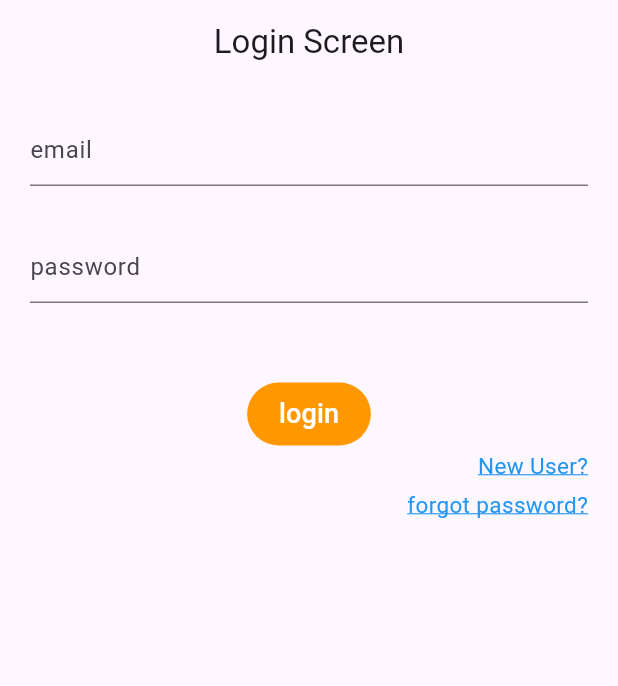
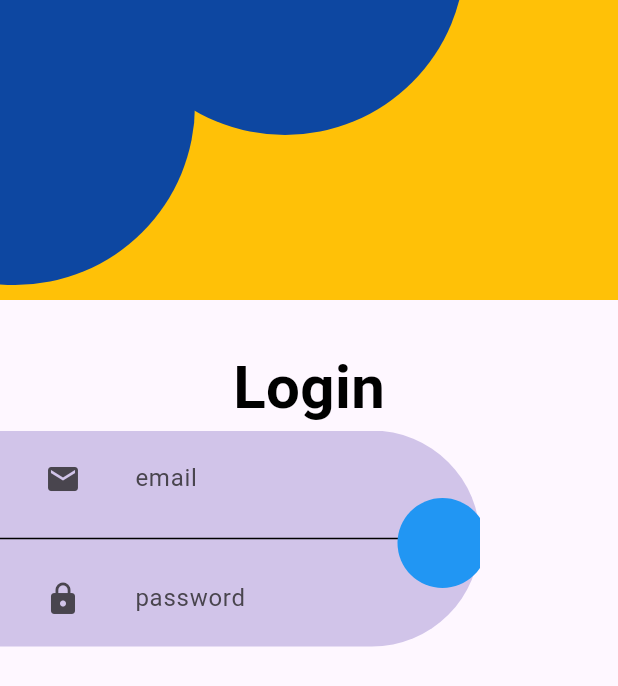
Before and after one commit to vishag002/authentication-demo, a Flutter app: the screen it shows after launch, on a phone screen of 412 x 824 dp. Shown: the top 686 px of the screen. Run offline on Flutter 3.47's test engine with Material 3 defaults, Android fonts, the phone set to English and light mode, and no system bars; our stand-ins replace firebase_auth, firebase_core, get; accounts and stored records are empty.

Commit message:
loginscreen ui

```diff
--- a/lib/view/loginscreen.dart
+++ b/lib/view/loginscreen.dart
@@ -36,91 +36,104 @@ class _LoginScreenState extends State<LoginScreen> {
   @override
   Widget build(BuildContext context) {
     return Scaffold(
-      appBar: AppBar(
+      /* appBar: AppBar(
         title: Text("Login Screen"),
         centerTitle: true,
+      ), */
+      body: Column(
+        crossAxisAlignment: CrossAxisAlignment.start,
+        children: [
+          Container(
+            height: 200,
+            width: double.infinity,
+            color: Colors.amber,
+            child: Stack(
+              children: [
+                Positioned(
+                  left: -110,
+                  top: -50,
+                  child: CircleAvatar(
+                    radius: 120,
+                    backgroundColor: Colors.blue.shade900,
                   ),
-      body: Padding(
-        padding: const EdgeInsets.all(20),
-        child: Column(
-          children: [
-            TextFormField(
-              controller: emailController,
-              decoration: InputDecoration(hintText: "email"),
                 ),
-            SizedBox(height: 30),
-            TextFormField(
-              controller: passController,
-              decoration: InputDecoration(hintText: "password"),
-            ),
-            SizedBox(height: 50),
-            Center(
-              child: TextButton(
-                  onPressed: () {
-                    signIn();
-                  },
-                  style: ButtonStyle(
-                      backgroundColor: WidgetStatePropertyAll(Colors.orange)),
-                  child: Text(
-                    "  login  ",
-                    style: TextStyle(
-                      color: Colors.white,
-                      fontSize: 18,
-                      fontWeight: FontWeight.w500,
-                    ),
-                  )),
-            ),
-            Row(
-              mainAxisAlignment: MainAxisAlignment.end,
-              children: [
-                InkWell(
-                  onTap: () {
-                    Navigator.push(
-                        context,
-                        MaterialPageRoute(
-                          builder: (context) => RegisterScreen(),
-                        ));
-                  },
-                  child: Text(
-                    "New User?",
-                    style: TextStyle(
-                      color: Colors.blue,
-                      fontSize: 15,
-                      decoration: TextDecoration.underline,
-                      decorationColor: Colors.blue,
-                    ),
+                Positioned(
+                  left: 70,
+                  top: -150,
+                  child: CircleAvatar(
+                    radius: 120,
+                    backgroundColor: Colors.blue.shade900,
                   ),
                 )
               ],
             ),
-            SizedBox(height: 5),
-            Row(
-              mainAxisAlignment: MainAxisAlignment.end,
-              children: [
-                InkWell(
-                  onTap: () {
-                    Get.to(ForgotPass());
-                    /* Navigator.push(
-                        context,
-                        MaterialPageRoute(
-                          builder: (context) => ForgotPass(),
-                        )); */
-                  },
+          ),
+          SizedBox(height: 30),
+          Center(
             child: Text(
-                    "forgot password?",
+              "Login",
               style: TextStyle(
-                      color: Colors.blue,
-                      fontSize: 15,
-                      decoration: TextDecoration.underline,
-                      decorationColor: Colors.blue,
+                color: Colors.black,
+                fontSize: 40,
+                fontWeight: FontWeight.w600,
               ),
             ),
-                )
+          ),
+          Stack(
+            children: [
+              Container(
+                // height: 150,
+                width: 320,
+                decoration: BoxDecoration(
+                  color: Colors.deepPurple[100],
+                  borderRadius: BorderRadius.horizontal(
+                    right: Radius.circular(100),
+                  ),
+                ),
+                child: Column(
+                  children: [
+                    Padding(
+                      padding: const EdgeInsets.only(left: 30),
+                      child: TextFormField(
+                        decoration: InputDecoration(
+                          contentPadding: EdgeInsets.all(20),
+                          border: InputBorder.none,
+                          hintText: "email",
+                          icon: Icon(Icons.email),
+                        ),
+                      ),
+                    ),
+                    Center(
+                      child: Divider(
+                        color: Colors.black,
+                      ),
+                    ),
+                    Padding(
+                      padding: const EdgeInsets.only(left: 30),
+                      child: TextFormField(
+                        controller: passController,
+                        decoration: InputDecoration(
+                          contentPadding: EdgeInsets.all(20),
+                          border: InputBorder.none,
+                          hintText: "password",
+                          icon: Icon(Icons.lock),
+                        ),
+                      ),
+                    ),
+                  ],
+                ),
+              ),
+              Positioned(
+                  right: -5,
+                  top: 45,
+                  child: CircleAvatar(
+                    radius: 30,
+                    backgroundColor: Colors.blue,
+                  ))
             ],
           )
         ],
       ),
-      ),
     );
   }
 }
```
Lines whose indentation alone changed are shown as unchanged.
